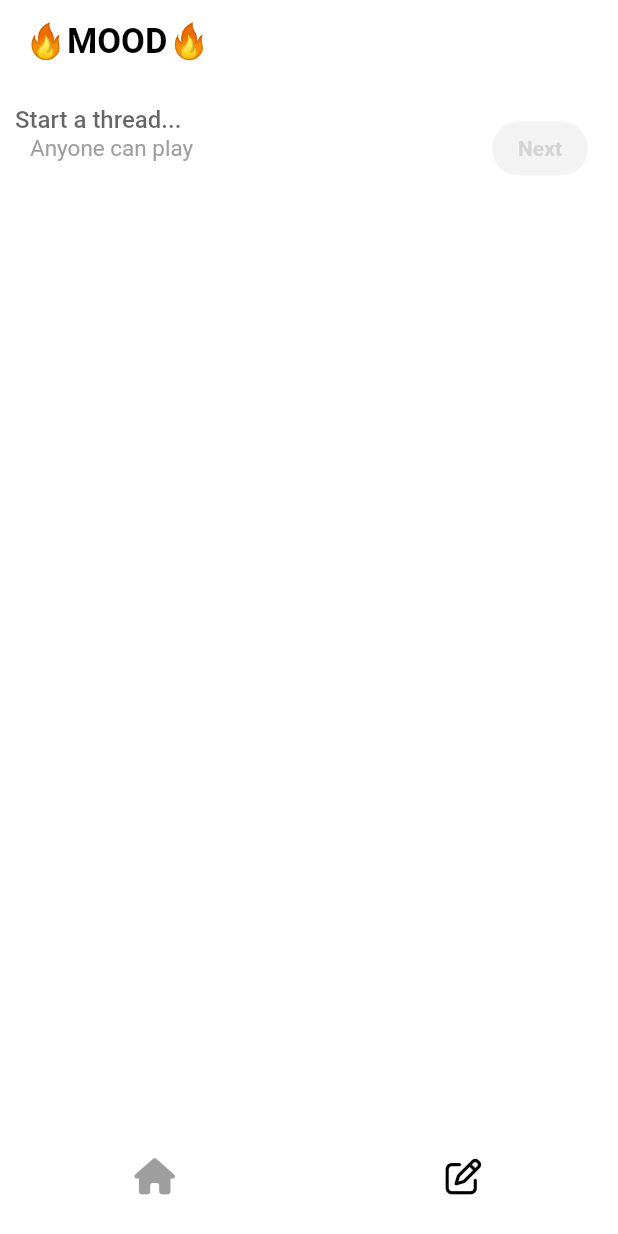
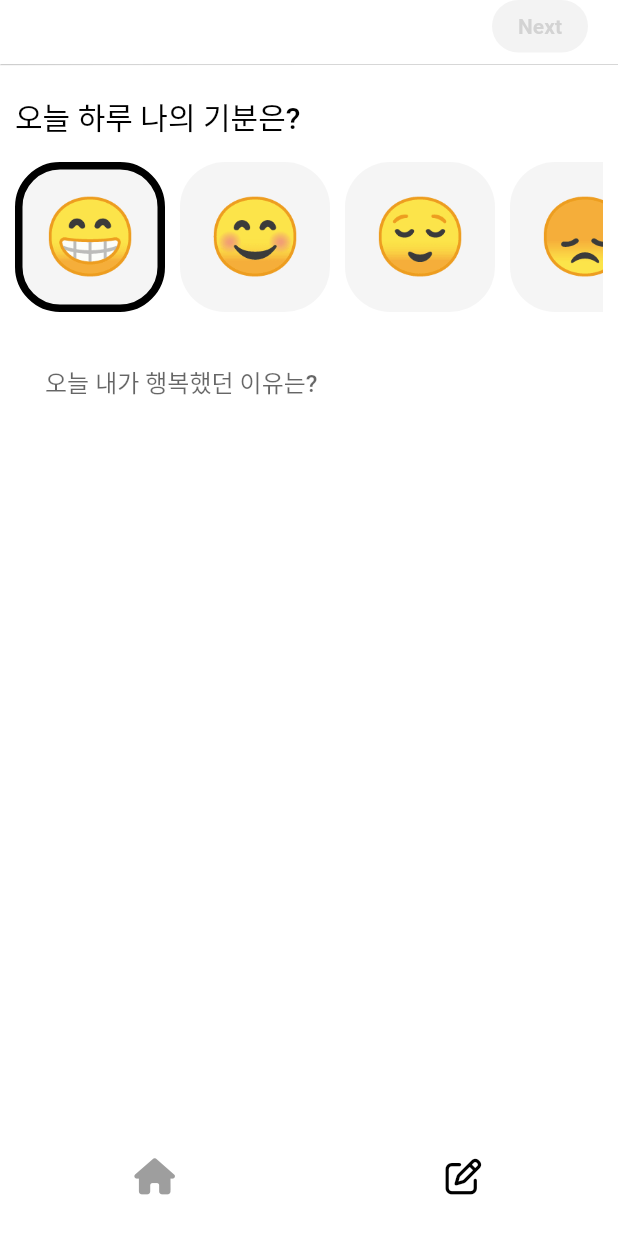
Before and after one commit to majinbooouu/sns_clone, a Flutter app: the screen it shows once a user with an empty profile is signed in, item 2 of the bottom bar chosen, on a phone screen of 412 x 824 dp. Run offline on Flutter 3.47's test engine with Material 2 defaults, Android fonts, the phone set to English and light mode, and no system bars; our stand-ins replace cloud_firestore, firebase_auth, firebase_core, firebase_storage, flutter_riverpod, font_awesome_flutter and 1 more; accounts and stored records are empty.

Commit message:
finish write screen

```diff
--- a/lib/commons/models/post_model.dart
+++ b/lib/commons/models/post_model.dart
@@ -3,19 +3,22 @@ class PostModel {
   final String creatorUid;
   final String creator;
   final int createdAt;
+  final int emojiIndex;
 
   PostModel({
     required this.description,
     required this.creatorUid,
     required this.creator,
     required this.createdAt,
+    required this.emojiIndex,
   });
 
   PostModel.fromJson(Map<String, dynamic> json)
       : description = json["description"],
         creatorUid = json["creatorUid"],
         creator = json["creator"],
-        createdAt = json["createdAt"];
+        createdAt = json["createdAt"],
+        emojiIndex = json["emojiIndex"];
 
   Map<String, dynamic> toJson() {
     return {
@@ -23,6 +26,7 @@ class PostModel {
       "creatorUid": creatorUid,
       "creator": creator,
       "createdAt": createdAt,
+      "emojiIndex": emojiIndex,
     };
   }
 }
--- a/lib/commons/views/main_navigation_screen.dart
+++ b/lib/commons/views/main_navigation_screen.dart
@@ -38,7 +38,8 @@ class _MainNavigationScreenState extends ConsumerState<MainNavigationScreen> {
   @override
   Widget build(BuildContext context) {
     return Scaffold(
-      appBar: AppBar(
+      appBar: _selectedIndex == 0
+          ? AppBar(
               // actions: [
               //   IconButton(
               //     onPressed: () => ref
@@ -52,7 +53,8 @@ class _MainNavigationScreenState extends ConsumerState<MainNavigationScreen> {
               title: const Text("🔥MOOD🔥"),
               elevation: 0,
               // backgroundColor: Theme.of(context).colorScheme.onPrimary,
-      ),
+            )
+          : null,
       body: Stack(
         children: [
           Offstage(
--- a/lib/main.dart
+++ b/lib/main.dart
@@ -22,10 +22,10 @@ class SnsClone extends ConsumerWidget {
       debugShowCheckedModeBanner: false,
       title: 'SNS Clone',
       theme: ThemeData(
-        colorScheme: const ColorScheme(
+        colorScheme: ColorScheme(
           primary: Colors.black, // 주요 작업 요소의 변형 색상/ 주요 배경색
           secondary: Colors.black, // 보조 작업 요소의 변형 색상
-          background: Colors.white, // 배경색
+          background: Colors.grey.shade100, // 배경색
           surface: Colors.grey, // 표면 색상
           error: Colors.red, // 오류 색상
           onPrimary: Colors.white, // 주요 작업 요소 위의 텍스트 색상/ primary 위에 올라가는 색
@@ -99,7 +99,7 @@ class SnsClone extends ConsumerWidget {
         colorScheme: ColorScheme(
           primary: Colors.black, // 주요 작업 요소의 변형 색상
           secondary: Colors.white, // 보조 작업 요소의 변형 색상
-          background: Colors.white, // 배경색
+          background: Colors.grey, // 배경색
           surface: Colors.grey, // 표면 색상
           error: Colors.red, // 오류 색상
           onPrimary: Colors.white, // 주요 작업 요소 위의 텍스트 색상
--- a/lib/write/view_models/write_view_model.dart
+++ b/lib/write/view_models/write_view_model.dart
@@ -15,15 +15,19 @@ class WritePostNotifier extends AsyncNotifier<void> {
     _repository = ref.watch(writeRepo);
   }
 
-  Future<void> uploadPost(String description, BuildContext context) async {
+  Future<void> uploadPost(
+      String description, int emojiIndex, BuildContext context) async {
     // final user = ref.read(authRepoProvider).user;
     state = const AsyncValue.loading();
     state = await AsyncValue.guard(() async {
-      await _repository.savePost(PostModel(
-          description: description,
-          creatorUid: ref.read(authRepoProvider).user!.uid,
-          creator: "anonymous",
-          createdAt: DateTime.now().millisecondsSinceEpoch));
+      await _repository.savePost(
+        PostModel(
+            description: description,
+            creatorUid: ref.read(authRepoProvider).user!.uid,
+            creator: "anonymous",
+            createdAt: DateTime.now().millisecondsSinceEpoch,
+            emojiIndex: emojiIndex),
+      );
       context.pushReplacement("/home");
     });
   }
--- a/lib/write/views/write_screen.dart
+++ b/lib/write/views/write_screen.dart
@@ -1,9 +1,5 @@
-import 'dart:io';
-
 import 'package:flutter/material.dart';
 import 'package:flutter_riverpod/flutter_riverpod.dart';
-import 'package:font_awesome_flutter/font_awesome_flutter.dart';
-import 'package:sns_clone/commons/views/main_navigation_screen.dart';
 import 'package:sns_clone/write/view_models/write_view_model.dart';
 
 class WriteScreen extends ConsumerStatefulWidget {
@@ -20,12 +16,23 @@ class WriteScreenState extends ConsumerState<WriteScreen> {
 
   final TextEditingController _textEditingController = TextEditingController();
 
-  void _onCancelTap(BuildContext context) {
-    Navigator.of(context).pop(
-      MainNavigationScreen.routeName,
-    );
-  }
+  final _emojis = [
+    "\u{1F601}",
+    "\u{1F60A}",
+    "\u{1F60C}",
+    "\u{1F61E}",
+    "\u{1F621}",
+  ];
 
+  final _emojisMean = {
+    "\u{1F601}": "행복했던",
+    "\u{1F60A}": "즐거웠던",
+    "\u{1F60C}": "평범했던",
+    "\u{1F61E}": "우울했던",
+    "\u{1F621}": "화났던",
+  };
+
+  int _isSelectIndex = 0;
   // void _onClipTap(BuildContext context) {
   //   Navigator.of(context).pushNamed(
   //     VideoRecordingScreen.routeName,
@@ -47,6 +54,7 @@ class WriteScreenState extends ConsumerState<WriteScreen> {
   void onNextPressed() async {
     ref.read(writePostProvider.notifier).uploadPost(
           _textEditingController.text,
+          _isSelectIndex,
           context,
         );
 
@@ -58,47 +66,19 @@ class WriteScreenState extends ConsumerState<WriteScreen> {
   @override
   Widget build(BuildContext context) {
     return Scaffold(
-      body: Stack(
-        children: [
+      appBar: AppBar(
+        toolbarHeight: 43,
+        actions: [
           Padding(
-            padding: const EdgeInsets.all(10),
-            child: TextField(
-              controller: _textEditingController,
-              decoration: const InputDecoration(
-                hintText: "Start a thread...",
-                border: InputBorder.none,
-                contentPadding: EdgeInsets.symmetric(
-                  vertical: -20,
+            padding: const EdgeInsets.only(
+              right: 20,
+              bottom: 8,
             ),
-              ),
-            ),
-          ),
-          Positioned(
-            bottom: 0,
-            width: MediaQuery.of(context).size.width,
-            child: SafeArea(
-              child: SizedBox(
-                height: 50,
-                child: Padding(
-                  padding: const EdgeInsets.symmetric(
-                    horizontal: 20,
-                  ),
-                  child: Row(
-                    mainAxisAlignment: MainAxisAlignment.spaceBetween,
-                    children: [
-                      const Text(
-                        "Anyone can play",
-                        style: TextStyle(
-                          color: Colors.grey,
-                          fontSize: 15,
-                        ),
-                      ),
-                      ElevatedButton(
+            child: ElevatedButton(
               onPressed: _isTextFilled ? onNextPressed : null,
               style: ButtonStyle(
                   elevation: MaterialStateProperty.all(0),
-                            shape: MaterialStateProperty.all<
-                                RoundedRectangleBorder>(
+                  shape: MaterialStateProperty.all<RoundedRectangleBorder>(
                     RoundedRectangleBorder(
                       borderRadius: BorderRadius.circular(20),
                     ),
@@ -107,13 +87,97 @@ class WriteScreenState extends ConsumerState<WriteScreen> {
                 "Next",
               ),
             ),
+          ),
         ],
+        elevation: 0.2,
+        shadowColor: Colors.grey.shade700,
+      ),
+      body: Padding(
+        padding: const EdgeInsets.symmetric(
+          vertical: 20,
+          horizontal: 10,
+        ),
+        child: Column(
+          crossAxisAlignment: CrossAxisAlignment.start,
+          children: [
+            Text(
+              "오늘 하루 나의 기분은?",
+              style: Theme.of(context).textTheme.titleMedium!.copyWith(
+                    fontSize: 20,
+                  ),
+            ),
+            const SizedBox(
+              height: 15,
+            ),
+            SizedBox(
+              height: 100,
+              child: ListView.separated(
+                scrollDirection: Axis.horizontal,
+                itemBuilder: (context, index) => GestureDetector(
+                  onTap: () {
+                    setState(() {
+                      _isSelectIndex = index;
+                    });
+                  },
+                  child: Container(
+                    width: 100,
+                    height: 100,
+                    decoration: _isSelectIndex == index
+                        ? BoxDecoration(
+                            color: Theme.of(context).colorScheme.background,
+                            borderRadius: BorderRadius.circular(30),
+                            border: Border.all(
+                              color: Theme.of(context).colorScheme.secondary,
+                              width: 5,
+                            ),
+                          )
+                        : BoxDecoration(
+                            color: Theme.of(context).colorScheme.background,
+                            borderRadius: BorderRadius.circular(30),
+                            // border: Border.all(
+                            //   color: Theme.of(context).colorScheme.secondary,
+                            // ),
+                          ),
+                    child: Center(
+                      child: Text(
+                        _emojis[index],
+                        style: const TextStyle(
+                          fontSize: 50,
                         ),
                       ),
                     ),
                   ),
-          )
+                ),
+                separatorBuilder: (context, index) => const SizedBox(width: 10),
+                itemCount: 5,
+              ),
+            ),
+            //횡스크롤 가능한 정사각형 박스 만들어서 그 안에 이모지 넣기
+            //wirte 버튼 누르면 자동으로 키보드 올라오기
+            //write 들어오면 텍스트필드 자동 활성화
+            //스캐폴드 터치하면 키보드 내려가게
+            //이모지 선택해도 키보드 안내려가게 설정
+            const SizedBox(
+              height: 30,
+            ),
+            Padding(
+              padding: const EdgeInsets.only(
+                left: 20,
+              ),
+              child: TextField(
+                controller: _textEditingController,
+                decoration: InputDecoration(
+                  hintText:
+                      "오늘 내가 ${_emojisMean.values.toList()[_isSelectIndex]} 이유는?",
+                  border: InputBorder.none,
+                  contentPadding: const EdgeInsets.symmetric(
+                    vertical: -20,
+                  ),
+                ),
+              ),
+            ),
           ],
+        ),
       ),
     );
   }
```
Lines whose indentation alone changed are shown as unchanged.
